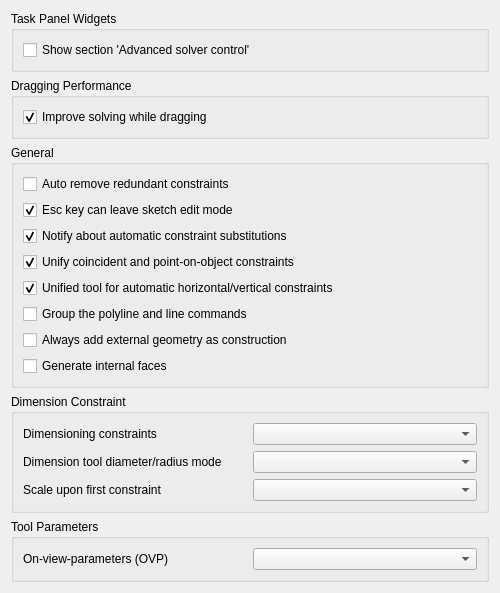
Qt form src/Mod/Sketcher/Gui/SketcherSettings.ui (southseact-3d/fcd) before a commit.
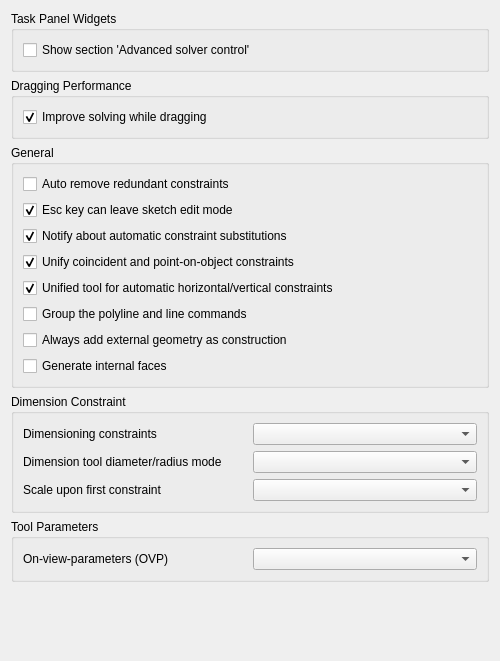
The same form after that commit. Custom widgets are drawn as their Qt base class.

Commit message:
Fix wording for On-view-parameters tool tip. (#24773)
* switch wording in tooltip-swap-wording

* switch wording in tooltip for On-View-Paramter

```diff
--- a/src/Mod/Sketcher/Gui/SketcherSettings.ui
+++ b/src/Mod/Sketcher/Gui/SketcherSettings.ui
@@ -7,7 +7,7 @@
     <x>0</x>
     <y>0</y>
     <width>500</width>
-    <height>592</height>
+    <height>661</height>
    </rect>
   </property>
   <property name="windowTitle">
```
Left out of the diff: 2 changed lines with no effect on the pictures.
